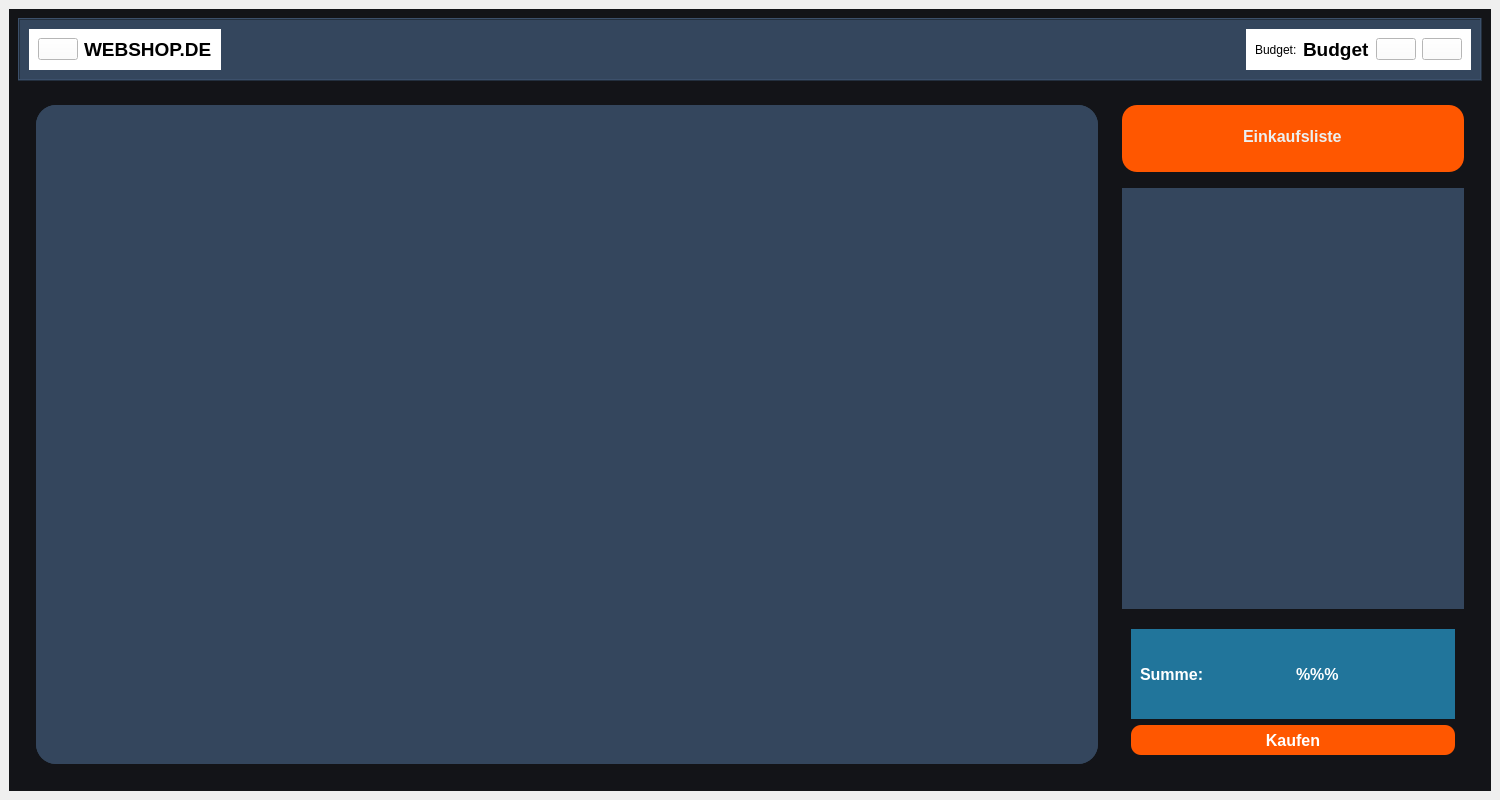
Above: frontend/Warenkorb.ui from nhatlam96/gui-xtraktor before the change. Below: the same form after it.
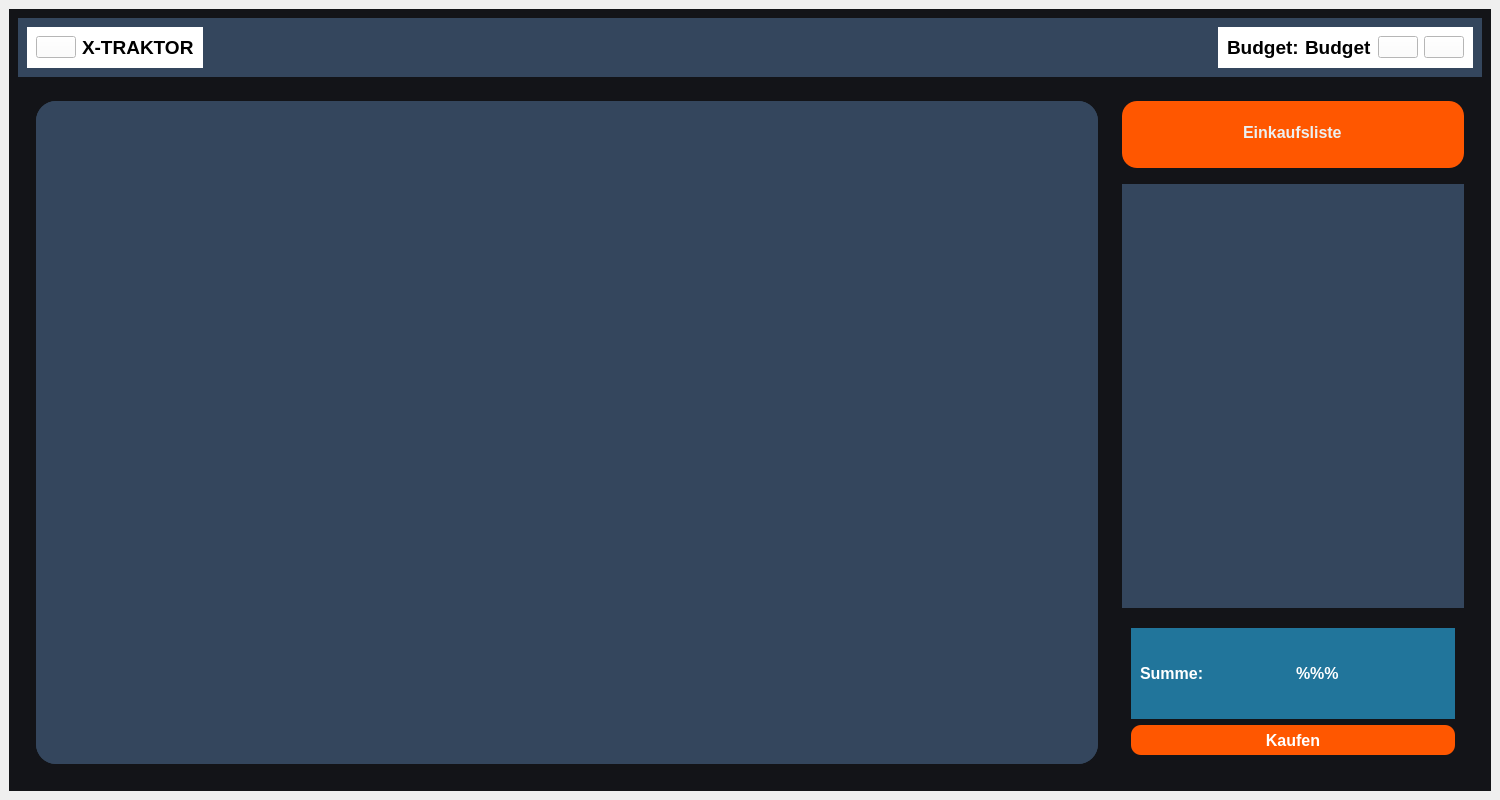
That is the form after the change. Icons and pictures are not drawn.

Diff of the .ui file:
```diff
--- a/frontend/Warenkorb.ui
+++ b/frontend/Warenkorb.ui
@@ -41,7 +41,7 @@
           <string notr="true">background-color: rgb(52, 70, 93);</string>
          </property>
          <property name="frameShape">
-          <enum>QFrame::Box</enum>
+          <enum>QFrame::NoFrame</enum>
          </property>
          <property name="frameShadow">
           <enum>QFrame::Raised</enum>
@@ -77,8 +77,8 @@
                </property>
                <property name="iconSize">
                 <size>
-                 <width>32</width>
-                 <height>32</height>
+                 <width>45</width>
+                 <height>45</height>
                 </size>
                </property>
               </widget>
@@ -98,7 +98,7 @@
                 <enum>QFrame::Plain</enum>
                </property>
                <property name="text">
-                <string>WEBSHOP.DE</string>
+                <string>X-TRAKTOR</string>
                </property>
               </widget>
              </item>
@@ -125,6 +125,12 @@
             <layout class="QHBoxLayout" name="horizontalLayout_2">
              <item>
               <widget class="QLabel" name="label_2">
+               <property name="font">
+                <font>
+                 <pointsize>14</pointsize>
+                 <bold>true</bold>
+                </font>
+               </property>
                <property name="text">
                 <string>Budget:</string>
                </property>
@@ -163,8 +169,8 @@
                </property>
                <property name="iconSize">
                 <size>
-                 <width>32</width>
-                 <height>32</height>
+                 <width>45</width>
+                 <height>45</height>
                 </size>
                </property>
               </widget>
@@ -192,8 +198,8 @@
                </property>
                <property name="iconSize">
                 <size>
-                 <width>32</width>
-                 <height>32</height>
+                 <width>45</width>
+                 <height>45</height>
                 </size>
                </property>
               </widget>
@@ -261,7 +267,7 @@
                   <x>0</x>
                   <y>0</y>
                   <width>1062</width>
-                  <height>656</height>
+                  <height>660</height>
                  </rect>
                 </property>
                </widget>
@@ -346,7 +352,7 @@
                   <x>0</x>
                   <y>0</y>
                   <width>332</width>
-                  <height>419</height>
+                  <height>422</height>
                  </rect>
                 </property>
                </widget>
```
Left out of the diff: 12 changed lines with no effect on the pictures.
